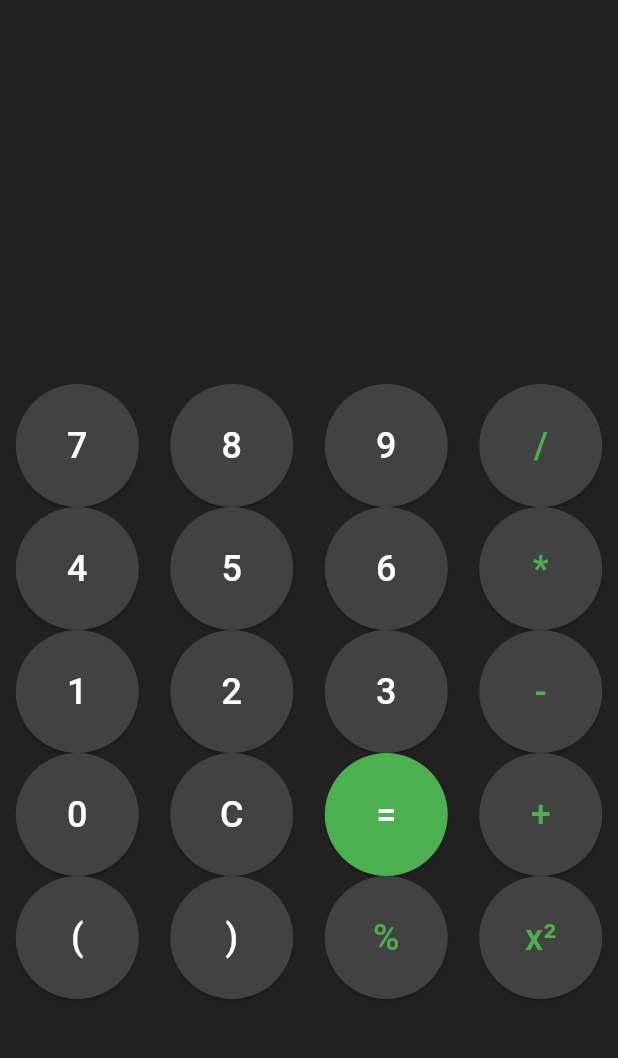
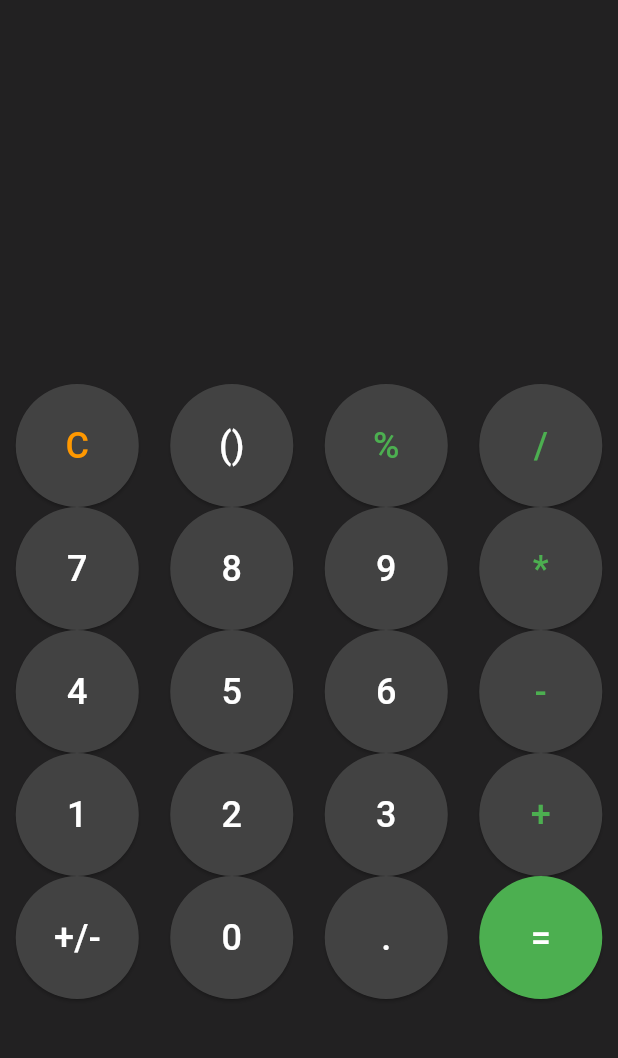
Before and after one commit to Jpiccoli1691/flutter-calculator, a Flutter app: the screen it shows after launch, on a phone screen of 412 x 824 dp, the part 84-1142 px from its top. Run offline on Flutter 3.47's test engine with Material 3 defaults, Android fonts, the phone set to English and light mode, and no system bars; missing offline and left inert: expressions.

Commit message:
Error Handling for + / - button, and color palette changes

```diff
--- a/calculator/lib/main.dart
+++ b/calculator/lib/main.dart
@@ -1,5 +1,6 @@
 import 'package:flutter/material.dart';
 import 'package:expressions/expressions.dart';
+import 'dart:math';
 
 void main() {
   runApp(const MyApp());
@@ -30,6 +31,7 @@ class CalculatorScreen extends StatefulWidget {
 class _CalculatorScreenState extends State<CalculatorScreen> {
   String _expression = '';
   String _result = '';
+  bool _isOpenBracket = true;
 
   void _onButtonPressed(String value) {
     setState(() {
@@ -39,17 +41,35 @@ class _CalculatorScreenState extends State<CalculatorScreen> {
         _calculateResult();
       } else if (value == 'x²') {
         _expression += '^2';
+      } else if (value == '()') {
+        _expression += _isOpenBracket ? '(' : ')';
+        _isOpenBracket = !_isOpenBracket;
+      } else if (value == '+/-') {
+        _toggleSign();
       } else {
         _expression += value;
       }
     });
   }
 
+  void _toggleSign() {
+    if (_expression.isNotEmpty) {
+      if (_expression.startsWith('-')) {
+        _expression = _expression.substring(1);
+      } else {
+        _expression = '-$_expression';
+      }
+    }
+  }
+
   void _calculateResult() {
     try {
-      final expression = Expression.parse(_expression);
+      String finalExpression = _expression.replaceAll('^2', '**2');
+      final expression = Expression.parse(finalExpression);
       final evaluator = const ExpressionEvaluator();
-      final result = evaluator.eval(expression, {});
+      final result = evaluator.eval(expression, {
+        'pow': pow,
+      });
       setState(() {
         _result = result.toString();
       });
@@ -64,6 +84,7 @@ class _CalculatorScreenState extends State<CalculatorScreen> {
     setState(() {
       _expression = '';
       _result = '';
+      _isOpenBracket = true; // Reset bracket state
     });
   }
 
@@ -108,10 +129,18 @@ class _CalculatorScreenState extends State<CalculatorScreen> {
                   children: [
                     Row(
                       children: [
+                        _buildButton('C'),
+                        _buildButton('()'),
+                        _buildButton('%'),
+                        _buildButton('/'),
+                      ],
+                    ),
+                    Row(
+                      children: [
                         _buildButton('7'),
                         _buildButton('8'),
                         _buildButton('9'),
-                        _buildButton('/'),
+                        _buildButton('*'),
                       ],
                     ),
                     Row(
@@ -119,7 +148,7 @@ class _CalculatorScreenState extends State<CalculatorScreen> {
                         _buildButton('4'),
                         _buildButton('5'),
                         _buildButton('6'),
-                        _buildButton('*'),
+                        _buildButton('-'),
                       ],
                     ),
                     Row(
@@ -127,23 +156,15 @@ class _CalculatorScreenState extends State<CalculatorScreen> {
                         _buildButton('1'),
                         _buildButton('2'),
                         _buildButton('3'),
-                        _buildButton('-'),
-                      ],
-                    ),
-                    Row(
-                      children: [
-                        _buildButton('0'),
-                        _buildButton('C'),
-                        _buildButton('='),
                         _buildButton('+'),
                       ],
                     ),
                     Row(
                       children: [
-                        _buildButton('('),
-                        _buildButton(')'),
-                        _buildButton('%'),
-                        _buildButton('x²'),
+                        _buildButton('+/-'),
+                        _buildButton('0'),
+                        _buildButton('.'),
+                        _buildButton('='),
                       ],
                     ),
                   ],
@@ -160,13 +181,12 @@ class _CalculatorScreenState extends State<CalculatorScreen> {
     final isOperator =
         value == '/' || value == '*' || value == '-' || value == '+' || value == '%' || value == 'x²';
     final isEquals = value == '=';
+    final isClear = value == 'C';
     return Expanded(
       child: ElevatedButton(
         onPressed: () => _onButtonPressed(value),
         style: ElevatedButton.styleFrom(
-          backgroundColor: isEquals
-              ? Colors.green
-              : Colors.grey[800], // Button background color
+          backgroundColor: isEquals ? Colors.green : Colors.grey[800], // Button background color
           foregroundColor: Colors.white, // Button text color
           shape: const CircleBorder(), // Circular button shape
           padding: const EdgeInsets.all(24.0),
@@ -175,7 +195,7 @@ class _CalculatorScreenState extends State<CalculatorScreen> {
           value,
           style: TextStyle(
             fontSize: 24,
-            color: isOperator ? Colors.green : Colors.white, // Icon color
+            color: isClear ? Colors.orange : (isOperator ? Colors.green : Colors.white), // Text color
           ),
         ),
       ),
```
